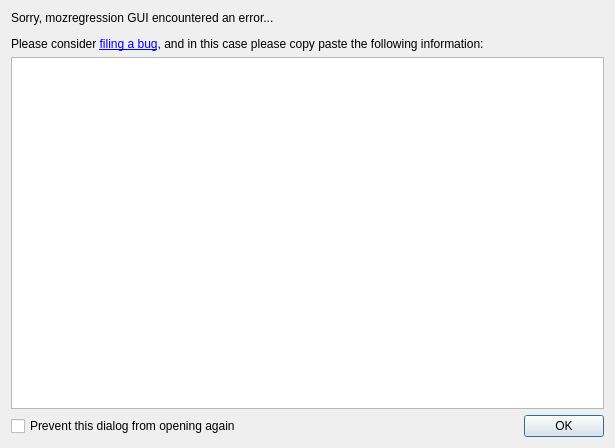
Above: gui/mozregui/ui/crash_reporter.ui from mozilla/mozregression before the change. Below: the same form after it.
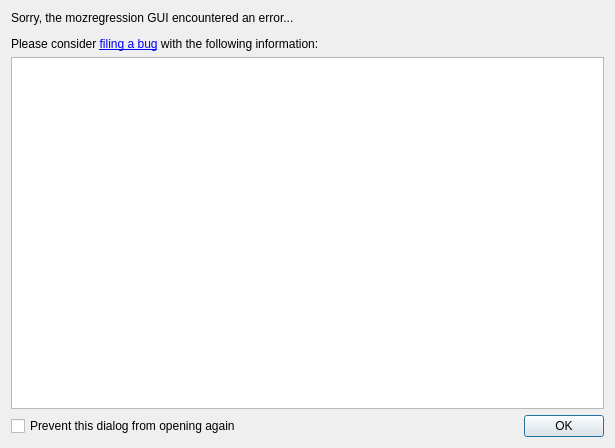
That is the form after the change.

Diff of the .ui file:
```diff
--- a/gui/mozregui/ui/crash_reporter.ui
+++ b/gui/mozregui/ui/crash_reporter.ui
@@ -17,7 +17,7 @@
    <item>
     <widget class="QLabel" name="label">
      <property name="text">
-      <string>&lt;html&gt;&lt;head/&gt;&lt;body&gt;&lt;p&gt;Sorry, mozregression GUI encountered an error...&lt;/p&gt;&lt;p&gt;Please consider &lt;a href=&quot;https://wiki.mozilla.org/Auto-tools/Projects/Mozregression#Issue_.2F_feature_tracking&quot;&gt;&lt;span style=&quot; text-decoration: underline; color:#0000ff;&quot;&gt;filing a bug&lt;/span&gt;&lt;/a&gt;, and in this case please copy paste the following information:&lt;/p&gt;&lt;/body&gt;&lt;/html&gt;</string>
+      <string>&lt;html&gt;&lt;head/&gt;&lt;body&gt;&lt;p&gt;Sorry, the mozregression GUI encountered an error...&lt;/p&gt;&lt;p&gt;Please consider &lt;a href=&quot;https://wiki.mozilla.org/Auto-tools/Projects/Mozregression#Issue_.2F_feature_tracking&quot;&gt;&lt;span style=&quot; text-decoration: underline; color:#0000ff;&quot;&gt;filing a bug&lt;/span&gt;&lt;/a&gt; with the following information:&lt;/p&gt;&lt;/body&gt;&lt;/html&gt;</string>
      </property>
     </widget>
    </item>
```
